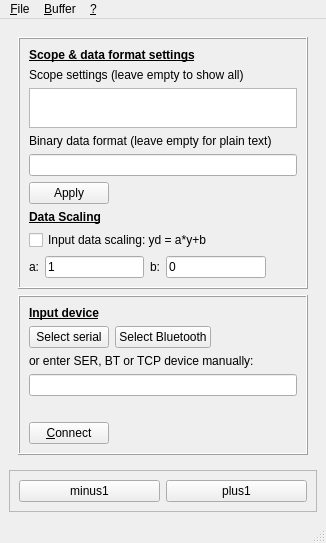
Above: source/mainwindow.ui from droggen/dscope before the change. Below: the same form after it.
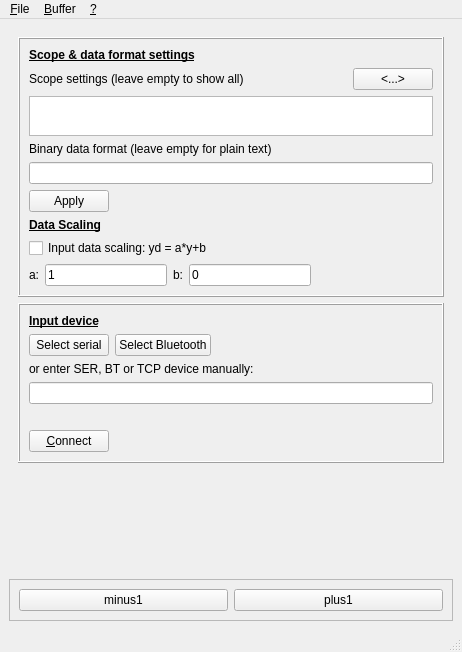
That is the form after the change. The open tabs and pages were chosen to show the change. Icons and pictures are not drawn.

Commit message: Version 1.16: - Added a button to add a template display format string for convenience

Patch:
```diff
--- a/source/mainwindow.ui
+++ b/source/mainwindow.ui
@@ -6,8 +6,8 @@
    <rect>
     <x>0</x>
     <y>0</y>
-    <width>326</width>
-    <height>477</height>
+    <width>462</width>
+    <height>652</height>
    </rect>
   </property>
   <property name="windowTitle">
@@ -47,7 +47,6 @@
               <widget class="QLabel" name="label_9">
                <property name="font">
                 <font>
-                 <weight>75</weight>
                  <bold>true</bold>
                  <underline>true</underline>
                 </font>
@@ -58,6 +57,8 @@
               </widget>
              </item>
              <item>
+              <layout class="QHBoxLayout" name="horizontalLayout_10">
+               <item>
               <widget class="QLabel" name="label_3">
                <property name="sizePolicy">
                 <sizepolicy hsizetype="Preferred" vsizetype="Fixed">
@@ -86,6 +87,28 @@
               </widget>
              </item>
              <item>
+                <spacer name="horizontalSpacer_7">
+                 <property name="orientation">
+                  <enum>Qt::Horizontal</enum>
+                 </property>
+                 <property name="sizeHint" stdset="0">
+                  <size>
+                   <width>40</width>
+                   <height>20</height>
+                  </size>
+                 </property>
+                </spacer>
+               </item>
+               <item>
+                <widget class="QPushButton" name="uipbAddScopeSettingBasic">
+                 <property name="text">
+                  <string>&lt;...&gt;</string>
+                 </property>
+                </widget>
+               </item>
+              </layout>
+             </item>
+             <item>
               <widget class="QPlainTextEdit" name="uiteDisplayFormat">
                <property name="sizePolicy">
                 <sizepolicy hsizetype="Expanding" vsizetype="Fixed">
@@ -711,8 +734,8 @@
     <rect>
      <x>0</x>
      <y>0</y>
-     <width>326</width>
-     <height>17</height>
+     <width>462</width>
+     <height>24</height>
     </rect>
    </property>
    <widget class="QMenu" name="menuFile">
```
Left out of the diff: 4 changed lines with no effect on the pictures. Lines whose indentation alone changed are shown as unchanged. The commit also changes 7 other files.
